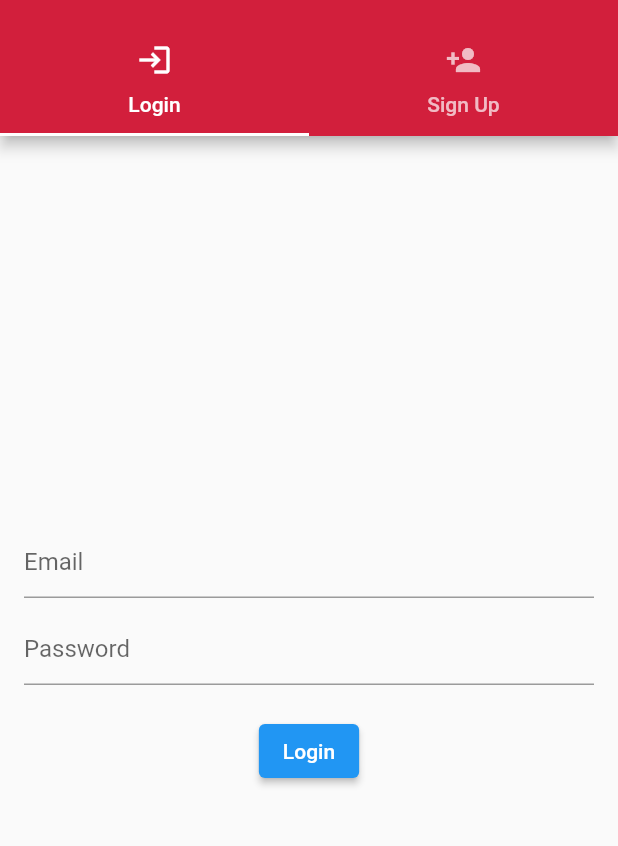
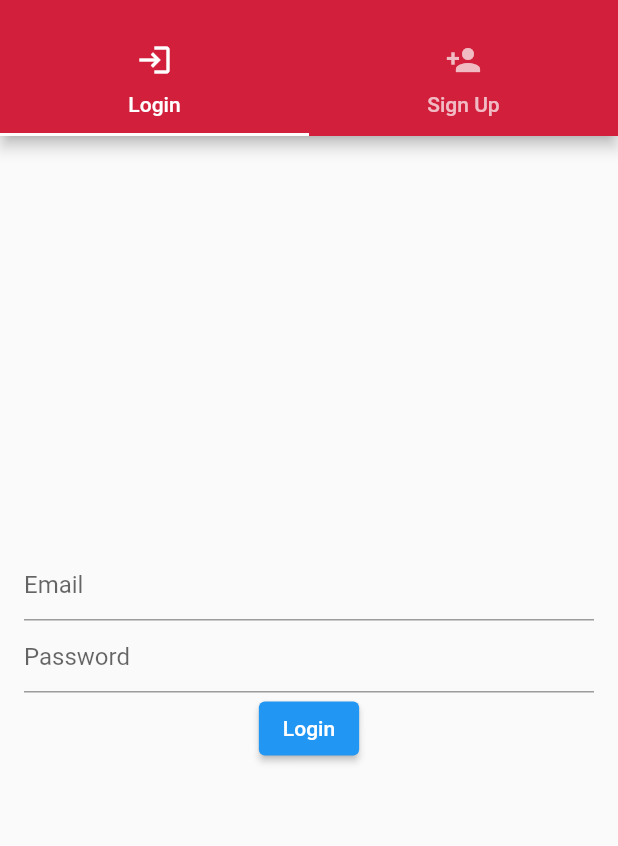
Before and after one commit to kgallego203/chipIn-eventPlanning-and-management-app, a Flutter app: the screen it shows after launch, on a phone screen of 412 x 824 dp, the part 59-905 px from its top. Run offline on Flutter 3.47's test engine with Material 2 defaults, Android fonts, the phone set to English and light mode, and no system bars; our stand-ins replace appwrite.

```diff
--- a/lib/authentication_screen/login_widget.dart
+++ b/lib/authentication_screen/login_widget.dart
@@ -1,27 +1,76 @@
 import 'package:flutter/material.dart';
 
-class LoginWidget extends StatelessWidget {
+// Define a class for the Login Widget
+class LoginWidget extends StatefulWidget {
+  @override
+  _LoginWidgetState createState() => _LoginWidgetState();
+}
+
+// Define a state for the Login Widget
+class _LoginWidgetState extends State<LoginWidget> {
+  // Define a GlobalKey for the form
+  final _formKey = GlobalKey<FormState>();
+
+  // Define TextEditingController objects for the email and password fields
+  final TextEditingController emailController = TextEditingController();
+  final TextEditingController passwordController = TextEditingController();
+
+  // Dispose of the TextEditingController objects when the widget is disposed
+  @override
+  void dispose() {
+    emailController.dispose();
+    passwordController.dispose();
+    super.dispose();
+  }
+
+  // Build the Login Widget
   @override
   Widget build(BuildContext context) {
     return Padding(
       padding: const EdgeInsets.all(16),
+      child: Form(
+        key: _formKey,
         child: Column(
           mainAxisAlignment: MainAxisAlignment.center,
           children: [
-          const TextField(
-            decoration: InputDecoration(hintText: 'Email'),
+            // Email Text Field
+            TextFormField(
+              controller: emailController,
+              decoration: const InputDecoration(hintText: 'Email'),
+              validator: (value) {
+                if (value == null || value.isEmpty) {
+                  return 'Please enter your email';
+                }
+                return null;
+              },
             ),
-          const SizedBox(height: 10),
-          const TextField(
+
+            // Password Text Field
+            TextFormField(
+              controller: passwordController,
               obscureText: true,
-            decoration: InputDecoration(hintText: 'Password'),
+              decoration: const InputDecoration(hintText: 'Password'),
+              validator: (value) {
+                if (value == null || value.isEmpty) {
+                  return 'Please enter your password';
+                }
+                return null;
+              },
             ),
-          const SizedBox(height: 20),
+
+            // Login Button
             ElevatedButton(
               child: const Text('Login'),
-            onPressed: () {},
+              onPressed: () {
+                if (_formKey.currentState != null &&
+                    _formKey.currentState!.validate()) {
+                  // Implement your login logic here
+                  // handleLogin();
+                }
+              },
             ),
           ],
+        ),
       ),
     );
   }
--- a/lib/authentication_screen/signup_widget.dart
+++ b/lib/authentication_screen/signup_widget.dart
@@ -68,6 +68,10 @@ class _SignUpWidgetState extends State<SignUpWidget> {
                 if (value == null || value.isEmpty) {
                   return 'Please enter your email';
                 }
+                if (!RegExp(r'^[\w-\.]+@([\w-]+\.)+[\w-]{2,4}$')
+                    .hasMatch(value)) {
+                  return 'Please enter a valid email address';
+                }
                 return null;
               },
             ),
@@ -128,7 +132,7 @@ class _SignUpWidgetState extends State<SignUpWidget> {
 
                   // Call the AppwriteAuth.signUp method to sign up the user
                   AppwriteAuth.signUp(
-                      firstname, lastname, email, username, password);
+                      firstname, lastname, username, email, password);
 
                   // Clear the form fields after sign up success
                   _firstNameController.text = '';
```
Also changed, not shown: lib/services/auth_service.dart (+2 -9 lines). Lines whose indentation alone changed are shown as unchanged.
